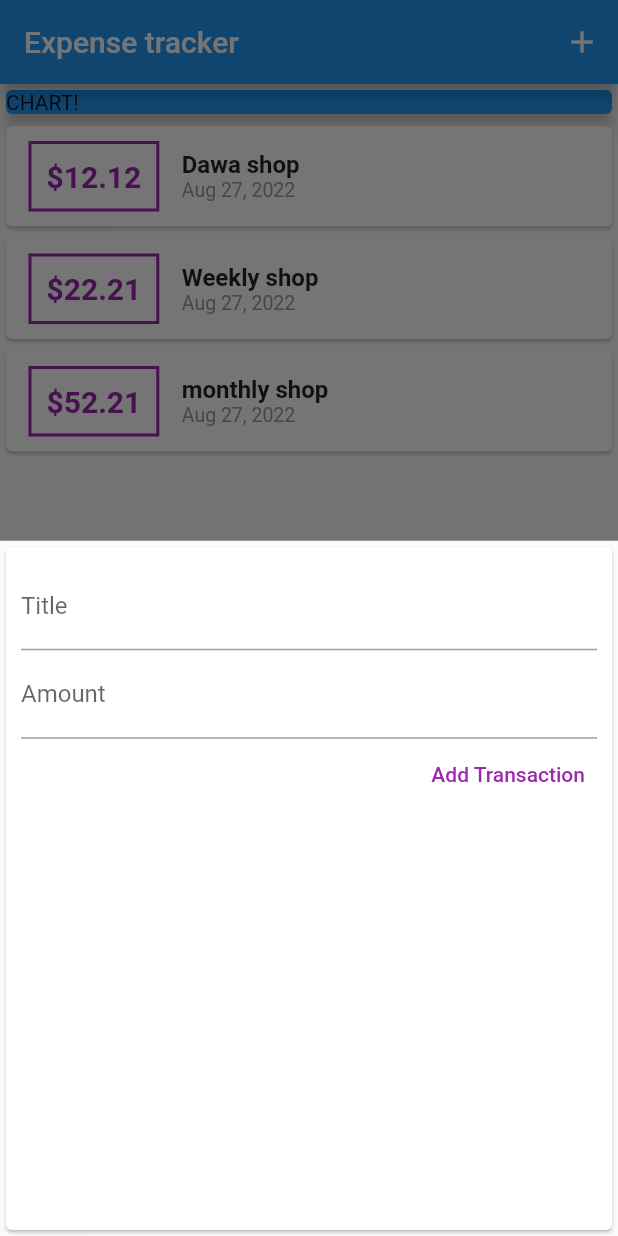
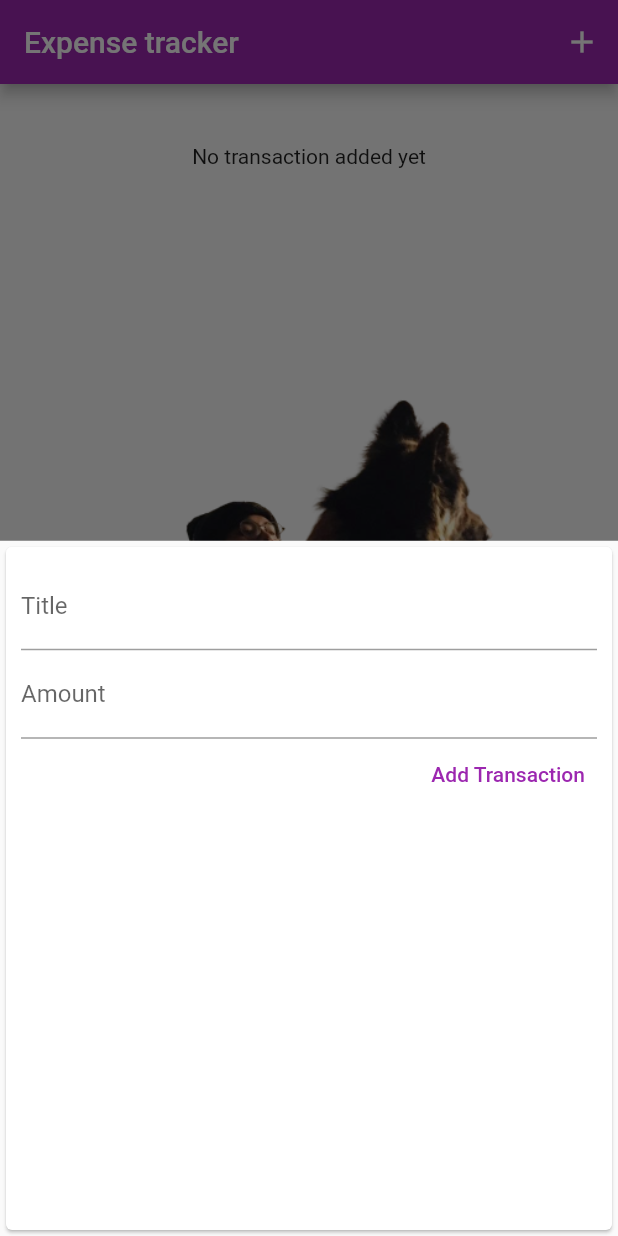
Before and after one commit to gyalche/flutter_expense_planner, a Flutter app: the screen it shows after launch, after a tap on the "add" icon, on a phone screen of 412 x 824 dp. Run offline on Flutter 3.47's test engine with Material 2 defaults, Android fonts, the phone set to English and light mode, and no system bars.

```diff
--- a/lib/main.dart
+++ b/lib/main.dart
@@ -1,3 +1,4 @@
+import 'package:expense_track/widgets/chart.dart';
 import 'package:expense_track/widgets/new_transaction.dart';
 import 'package:expense_track/widgets/transactionList.dart';
 import 'package:flutter/material.dart';
@@ -20,10 +21,11 @@ class _MyAppState extends State<MyApp> {
   @override
   Widget build(BuildContext context) {
     return MaterialApp(
-      title: 'Expense tracker',
+      title: 'Expense Tracker',
       theme: ThemeData(
+        primarySwatch: Colors.purple,
 
-        primarySwatch: Colors.blue,
+        // fontFamily:'Quicksand'
       ),
       home:  MyHomePage(title: 'Flutter Demo Home Page'),
     );
@@ -41,11 +43,17 @@ class MyHomePage extends StatefulWidget {
 class _MyHomePageState extends State<MyHomePage> {
 
  final List<Transaction> _userTransaction=[
-    Transaction(id:'1', title:'Dawa shop', amount:12.12, date:DateTime.now()),
-    Transaction(id:'2', title:"Weekly shop", amount:22.21, date:DateTime.now()),
-    Transaction(id:'3', title:"monthly shop", amount:52.21, date:DateTime.now()),
+    // Transaction(id:'1', title:'Dawa shop', amount:12.12, date:DateTime.now()),
+    // Transaction(id:'2', title:"Weekly shop", amount:22.21, date:DateTime.now()),
+    // Transaction(id:'3', title:"monthly shop", amount:52.21, date:DateTime.now()),
 
   ];
+   List<Transaction>get _recentTransaction{
+    // var _userTransactions;
+    return _userTransaction.where((tx){
+      return tx.date.isAfter(DateTime.now().subtract(Duration(days:7)));
+    }).toList();
+  }
 
   void _addNewTransaction(String title, double amount){
     final newTx=Transaction(
@@ -69,15 +77,16 @@ class _MyHomePageState extends State<MyHomePage> {
   Widget build(BuildContext context) {
 
     return MaterialApp(
+
       debugShowCheckedModeBanner: false,
       home: Scaffold(
         appBar: AppBar(
-
+          backgroundColor:Colors.purple,
           title: Text('Expense tracker'),
           actions: [
             IconButton(icon:Icon(Icons.add),
               onPressed:() => _startAddNewTransaction(context)
-            )
+            ),
           ],
         ),
         body: SingleChildScrollView(
@@ -85,21 +94,17 @@ class _MyHomePageState extends State<MyHomePage> {
               mainAxisAlignment: MainAxisAlignment.start,
               crossAxisAlignment: CrossAxisAlignment.stretch,
               children:<Widget>[
-                 Container(
-                   width:double.infinity,
-                   child: const Card(
-                     color:Colors.blue,
-                      child: Text("CHART!"),
-                    elevation:5,
-                  ),
-                 ),
+                 Chart(_recentTransaction),
                 TransactionList(_userTransaction)
+
+
               ]
             ),
         ),
         floatingActionButtonLocation: FloatingActionButtonLocation.centerFloat,
 
         floatingActionButton: FloatingActionButton(
+        backgroundColor:Colors.purple,
           child:Icon(Icons.add),
           onPressed: () => _startAddNewTransaction(context)
         ),
--- /dev/null
+++ b/lib/widgets/chart.dart
@@ -0,0 +1,37 @@
+import 'package:expense_track/models/transaction.dart';
+import 'package:flutter/src/foundation/key.dart';
+import 'package:flutter/src/widgets/framework.dart';
+import 'package:intl/intl.dart';
+import 'package:flutter/material.dart';
+class Chart extends StatelessWidget {
+  final List<Transaction> recentTransactions;
+  Chart(this.recentTransactions);
+
+  List<Map<String, Object>> get groupedTransactionValues{
+    return List.generate(7, (index) {
+        final weekDay=DateTime.now().subtract(Duration(days:index));
+        var totalSum = 0.0;
+        for(var i=0; i<recentTransactions.length; i++){
+          if(recentTransactions[i].date.day==weekDay.day &&
+          recentTransactions[i].date.month ==weekDay.month &&
+          recentTransactions[i].date.year==weekDay.year){
+              totalSum +=recentTransactions[i].amount;
+          }
+        };
+        return {'day':DateFormat.E().format(weekDay), 'amount':totalSum};
+    });
+  }
+
+  @override
+  Widget build(BuildContext context) {
+    return Card(
+        elevation:6,
+        margin:EdgeInsets.all(20),
+        child:Row(
+          children: [
+
+          ],
+        )
+    );
+  }
+}
--- a/lib/widgets/new_transaction.dart
+++ b/lib/widgets/new_transaction.dart
@@ -2,15 +2,20 @@ import 'package:flutter/src/foundation/key.dart';
 import 'package:flutter/src/widgets/framework.dart';
 import 'package:flutter/material.dart';
 
-class NewTransaction extends StatelessWidget {
+class NewTransaction extends StatefulWidget {
 
+  final Function addTx;
+
+  NewTransaction(this.addTx);
+
+  @override
+  State<NewTransaction> createState() => _NewTransactionState();
+}
+
+class _NewTransactionState extends State<NewTransaction> {
 //  NewTransaction({Key? key}) : super(key: key);
-
   final titleController= TextEditingController();
   final amountController=TextEditingController();
-
-
-  final Function addTx;
 
    void submitData() {
     final enteredTitle=titleController.text;
@@ -19,11 +24,13 @@ class NewTransaction extends StatelessWidget {
     if(enteredTitle.isEmpty || enteredAmount<=0) {
       return;
     }
-    addTx(
-      enteredTitle, enteredAmount
+    widget.addTx(
+      enteredTitle,
+      enteredAmount
     );
+    Navigator.of(context).pop();
   }
-  NewTransaction(this.addTx);
+
   @override
   Widget build(BuildContext context) {
     return Card(
@@ -51,7 +58,7 @@ class NewTransaction extends StatelessWidget {
                      TextButton(
                        onPressed: submitData,
                         child: Text("Add Transaction", style:TextStyle(
-                          color:Colors.purple
+                          color:Colors.purple,
                         )),
                         style:TextButton.styleFrom(primary:Colors.blue,
                           // padding: EdgeInsets.symmetric(horizontal: 60, vertical: 10),
--- a/lib/widgets/transactionList.dart
+++ b/lib/widgets/transactionList.dart
@@ -17,7 +17,13 @@ class TransactionList extends StatelessWidget {
     return
             Container(
               height:440,
-                child: ListView(
+                child: transactions.isEmpty? Column(
+                  children: [
+                    Text('No transaction added yet'),
+                    SizedBox(height:10),
+                    Image.asset("assets/images/myprofile.png", fit:BoxFit.cover)
+                  ]
+                ): ListView(
                      children:transactions.map((tx){
                        return Card(
                         //  elevation:3,
@@ -33,7 +39,7 @@ class TransactionList extends StatelessWidget {
                                   style:TextStyle(
                                   fontWeight:FontWeight.bold,
                                   fontSize:20,
-                                  color:Colors.purple,
+                                  color:Colors.red,
                                   )
                                )
                              ),
```
Also changed, not shown: pubspec.yaml (+3 -6 lines), assets/images/myprofile.png (added).
